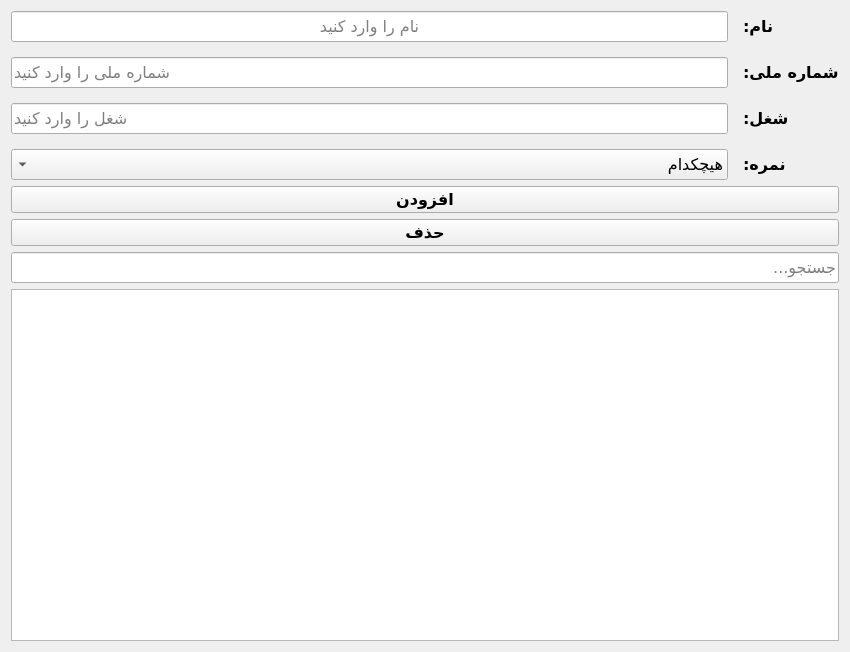
Before: the Qt Designer form personwidget.ui in mehranj73/loaners, drawn with Qt 5.
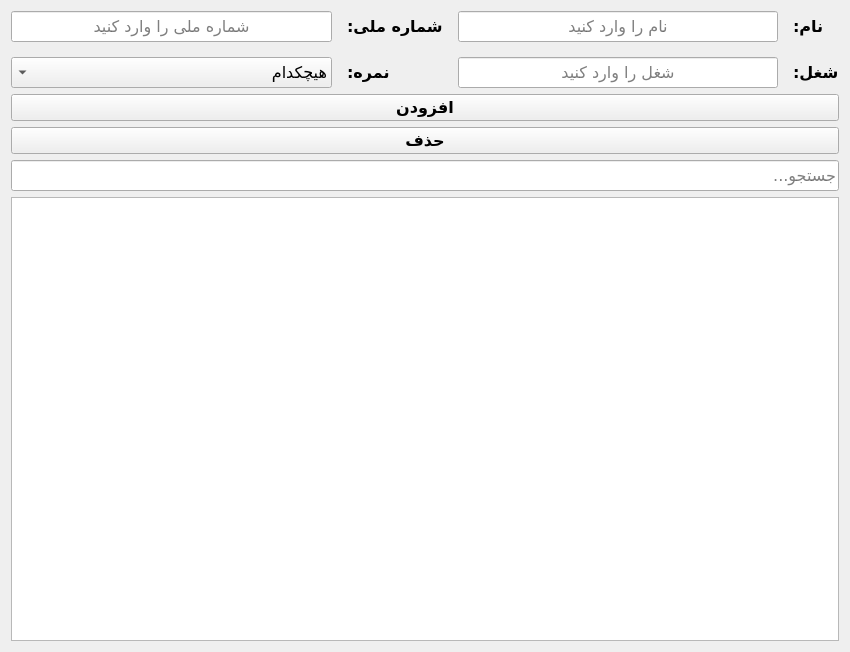
After: the same form once the commit is applied. Custom widgets are drawn as their Qt base class.

Patch:
```diff
--- a/personwidget.ui
+++ b/personwidget.ui
@@ -19,8 +19,33 @@
      <property name="spacing">
       <number>15</number>
      </property>
-     <item row="0" column="0">
-      <widget class="RtlLineEdit" name="nameEdit">
+     <item row="3" column="2">
+      <widget class="QLineEdit" name="jobEdit">
+       <property name="font">
+        <font>
+         <family>B Nazanin</family>
+         <pointsize>12</pointsize>
+        </font>
+       </property>
+       <property name="layoutDirection">
+        <enum>Qt::LayoutDirection::RightToLeft</enum>
+       </property>
+       <property name="alignment">
+        <set>Qt::AlignmentFlag::AlignCenter</set>
+       </property>
+       <property name="placeholderText">
+        <string>شغل را وارد کنید</string>
+       </property>
+      </widget>
+     </item>
+     <item row="0" column="2">
+      <widget class="QLineEdit" name="nameEdit">
+       <property name="sizePolicy">
+        <sizepolicy hsizetype="Preferred" vsizetype="Fixed">
+         <horstretch>0</horstretch>
+         <verstretch>0</verstretch>
+        </sizepolicy>
+       </property>
        <property name="font">
         <font>
          <family>B Nazanin</family>
@@ -39,42 +64,6 @@
       </widget>
      </item>
      <item row="0" column="1">
-      <widget class="QLabel" name="nameLabel">
-       <property name="font">
-        <font>
-         <family>B Nazanin</family>
-         <pointsize>12</pointsize>
-         <bold>true</bold>
-        </font>
-       </property>
-       <property name="text">
-        <string>نام:</string>
-       </property>
-       <property name="alignment">
-        <set>Qt::AlignmentFlag::AlignRight|Qt::AlignmentFlag::AlignTrailing|Qt::AlignmentFlag::AlignVCenter</set>
-       </property>
-      </widget>
-     </item>
-     <item row="1" column="0">
-      <widget class="QLineEdit" name="ssnEdit">
-       <property name="font">
-        <font>
-         <family>B Nazanin</family>
-         <pointsize>12</pointsize>
-        </font>
-       </property>
-       <property name="layoutDirection">
-        <enum>Qt::LayoutDirection::RightToLeft</enum>
-       </property>
-       <property name="alignment">
-        <set>Qt::AlignmentFlag::AlignRight|Qt::AlignmentFlag::AlignTrailing|Qt::AlignmentFlag::AlignVCenter</set>
-       </property>
-       <property name="placeholderText">
-        <string>شماره ملی را وارد کنید</string>
-       </property>
-      </widget>
-     </item>
-     <item row="1" column="1">
       <widget class="QLabel" name="ssnLabel">
        <property name="font">
         <font>
@@ -91,26 +80,24 @@
        </property>
       </widget>
      </item>
-     <item row="2" column="0">
-      <widget class="QLineEdit" name="jobEdit">
+     <item row="0" column="3">
+      <widget class="QLabel" name="nameLabel">
        <property name="font">
         <font>
          <family>B Nazanin</family>
          <pointsize>12</pointsize>
+         <bold>true</bold>
         </font>
        </property>
-       <property name="layoutDirection">
-        <enum>Qt::LayoutDirection::RightToLeft</enum>
+       <property name="text">
+        <string>نام:</string>
        </property>
        <property name="alignment">
         <set>Qt::AlignmentFlag::AlignRight|Qt::AlignmentFlag::AlignTrailing|Qt::AlignmentFlag::AlignVCenter</set>
        </property>
-       <property name="placeholderText">
-        <string>شغل را وارد کنید</string>
-       </property>
       </widget>
      </item>
-     <item row="2" column="1">
+     <item row="3" column="3">
       <widget class="QLabel" name="jobLabel">
        <property name="font">
         <font>
@@ -127,6 +114,42 @@
        </property>
       </widget>
      </item>
+     <item row="0" column="0">
+      <widget class="QLineEdit" name="ssnEdit">
+       <property name="font">
+        <font>
+         <family>B Nazanin</family>
+         <pointsize>12</pointsize>
+        </font>
+       </property>
+       <property name="layoutDirection">
+        <enum>Qt::LayoutDirection::LeftToRight</enum>
+       </property>
+       <property name="alignment">
+        <set>Qt::AlignmentFlag::AlignCenter</set>
+       </property>
+       <property name="placeholderText">
+        <string>شماره ملی را وارد کنید</string>
+       </property>
+      </widget>
+     </item>
+     <item row="3" column="1">
+      <widget class="QLabel" name="scoreLabel">
+       <property name="font">
+        <font>
+         <family>B Nazanin</family>
+         <pointsize>12</pointsize>
+         <bold>true</bold>
+        </font>
+       </property>
+       <property name="text">
+        <string>نمره:</string>
+       </property>
+       <property name="alignment">
+        <set>Qt::AlignmentFlag::AlignRight|Qt::AlignmentFlag::AlignTrailing|Qt::AlignmentFlag::AlignVCenter</set>
+       </property>
+      </widget>
+     </item>
      <item row="3" column="0">
       <widget class="QComboBox" name="scoreCombo">
        <property name="font">
@@ -220,23 +243,6 @@
        </item>
       </widget>
      </item>
-     <item row="3" column="1">
-      <widget class="QLabel" name="scoreLabel">
-       <property name="font">
-        <font>
-         <family>B Nazanin</family>
-         <pointsize>12</pointsize>
-         <bold>true</bold>
-        </font>
-       </property>
-       <property name="text">
-        <string>نمره:</string>
-       </property>
-       <property name="alignment">
-        <set>Qt::AlignmentFlag::AlignRight|Qt::AlignmentFlag::AlignTrailing|Qt::AlignmentFlag::AlignVCenter</set>
-       </property>
-      </widget>
-     </item>
     </layout>
    </item>
    <item>
@@ -307,13 +313,6 @@
    </item>
   </layout>
  </widget>
- <customwidgets>
-  <customwidget>
-   <class>RtlLineEdit</class>
-   <extends>QLineEdit</extends>
-   <header>rtllineedit.h</header>
-  </customwidget>
- </customwidgets>
  <resources/>
  <connections/>
 </ui>
```
